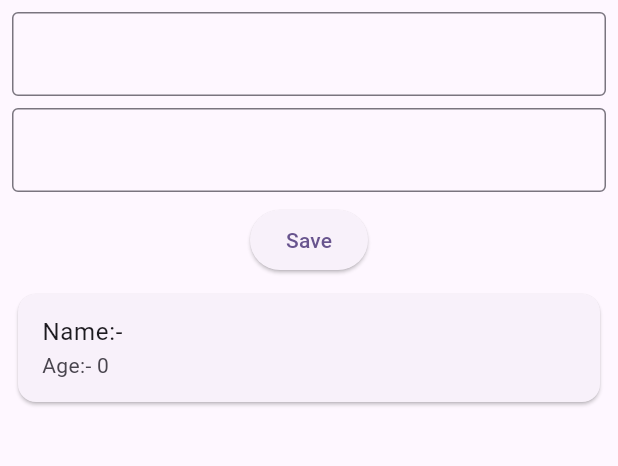
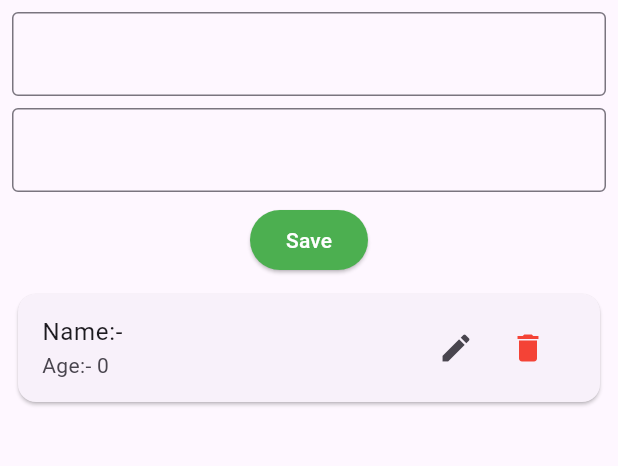
Before and after one commit to lahteefmitco/oxdo_hive, a Flutter app: the screen it shows after launch, after a tap on "Save", on a phone screen of 412 x 824 dp, the part 84-550 px from its top. Run offline on Flutter 3.47's test engine with Material 3 defaults, Android fonts, the phone set to English and light mode, and no system bars; our stand-ins replace hive, hive_flutter; accounts and stored records are empty.

Commit message:
update and delete added

```diff
--- a/lib/main.dart
+++ b/lib/main.dart
@@ -1,4 +1,3 @@
-
 import 'package:flutter/material.dart';
 import 'package:hive_flutter/hive_flutter.dart';
 import 'package:oxdo_hive/person/person.dart';
@@ -45,10 +44,52 @@ class _MyHomePageState extends State<MyHomePage> {
   final TextEditingController _nameController = TextEditingController();
   final TextEditingController _ageController = TextEditingController();
 
-  void _addData(Person person) {
-    boxPerson.add(person);
+  final _nameFocusNode = FocusNode();
+  final _ageFocus = FocusNode();
+
+  SaveButtonMode _saveButtonMode = SaveButtonMode.save;
+  int? _indexToUpdate;
+
+  void _addPerson(Person person) async {
+    await boxPerson.add(person);
     _nameController.clear();
     _ageController.clear();
+
+    _unFocusAllFocusNode();
+  }
+
+  void _bringPersonToUpdate(Person person, int index) async {
+    _nameController.text = person.name;
+    _ageController.text = person.age.toString();
+
+    _indexToUpdate = index;
+
+    _saveButtonMode = SaveButtonMode.edit;
+
+    setState(() {});
+  }
+
+// Update person
+  void _updatePerson(Person person) async {
+    await boxPerson.putAt(_indexToUpdate!, person);
+    _nameController.clear();
+    _ageController.clear();
+    _saveButtonMode = SaveButtonMode.save;
+    _indexToUpdate = null;
+    setState(() {});
+    _unFocusAllFocusNode();
+
+  }
+
+  // delete person
+  void _deletePerson(int index) async {
+    await boxPerson.deleteAt(index);
+  }
+
+  // un focus text fields,  hide keyboard
+  void _unFocusAllFocusNode() {
+    _nameFocusNode.unfocus();
+    _ageFocus.unfocus();
   }
 
   @override
@@ -66,6 +107,7 @@ class _MyHomePageState extends State<MyHomePage> {
             children: <Widget>[
               TextField(
                 controller: _nameController,
+                focusNode: _nameFocusNode,
                 decoration: const InputDecoration(border: OutlineInputBorder()),
               ),
               const SizedBox(
@@ -73,6 +115,7 @@ class _MyHomePageState extends State<MyHomePage> {
               ),
               TextField(
                 controller: _ageController,
+                focusNode: _ageFocus,
                 decoration: const InputDecoration(border: OutlineInputBorder()),
                 keyboardType: TextInputType.number,
               ),
@@ -81,11 +124,26 @@ class _MyHomePageState extends State<MyHomePage> {
               ),
               ElevatedButton(
                 onPressed: () {
-                  final person = Person(_nameController.text.trim(),
-                      int.tryParse(_ageController.text.trim()) ?? 0);
-                  _addData(person);
+                  if (_saveButtonMode == SaveButtonMode.save) {
+                    // To save
+                    final person = Person(_nameController.text.trim(),
+                        int.tryParse(_ageController.text.trim()) ?? 0);
+                    _addPerson(person);
+                  } else {
+                    // To update
+                    final person = Person(_nameController.text.trim(),
+                        int.tryParse(_ageController.text.trim()) ?? 0);
+                    _updatePerson(person);
+                  }
                 },
-                child: const Text("Save"),
+                style: ElevatedButton.styleFrom(
+                  backgroundColor: _saveButtonMode == SaveButtonMode.save
+                      ? Colors.green
+                      : Colors.blue,
+                  foregroundColor: Colors.white,
+                ),
+                child: Text(
+                    _saveButtonMode == SaveButtonMode.save ? "Save" : "Update"),
               ),
               const SizedBox(
                 height: 8,
@@ -102,6 +160,25 @@ class _MyHomePageState extends State<MyHomePage> {
                             child: ListTile(
                               title: Text("Name:- ${person.name}"),
                               subtitle: Text("Age:- ${person.age}"),
+                              trailing: Row(
+                                mainAxisSize: MainAxisSize.min,
+                                children: [
+                                  IconButton(
+                                    onPressed: () {
+                                      // take data to update
+                                      _bringPersonToUpdate(person, index);
+                                    },
+                                    icon: const Icon(Icons.edit),
+                                  ),
+                                  IconButton(
+                                    onPressed: () async {
+                                      _deletePerson(index);
+                                    },
+                                    color: Colors.red,
+                                    icon: const Icon(Icons.delete),
+                                  ),
+                                ],
+                              ),
                             ),
                           );
                         },
@@ -123,7 +200,13 @@ class _MyHomePageState extends State<MyHomePage> {
   void dispose() async {
     _nameController.dispose();
     _ageController.dispose();
+
+    _nameFocusNode.dispose();
+    _ageFocus.dispose();
+
     await boxPerson.close();
     super.dispose();
   }
 }
+
+enum SaveButtonMode { save, edit }
```
